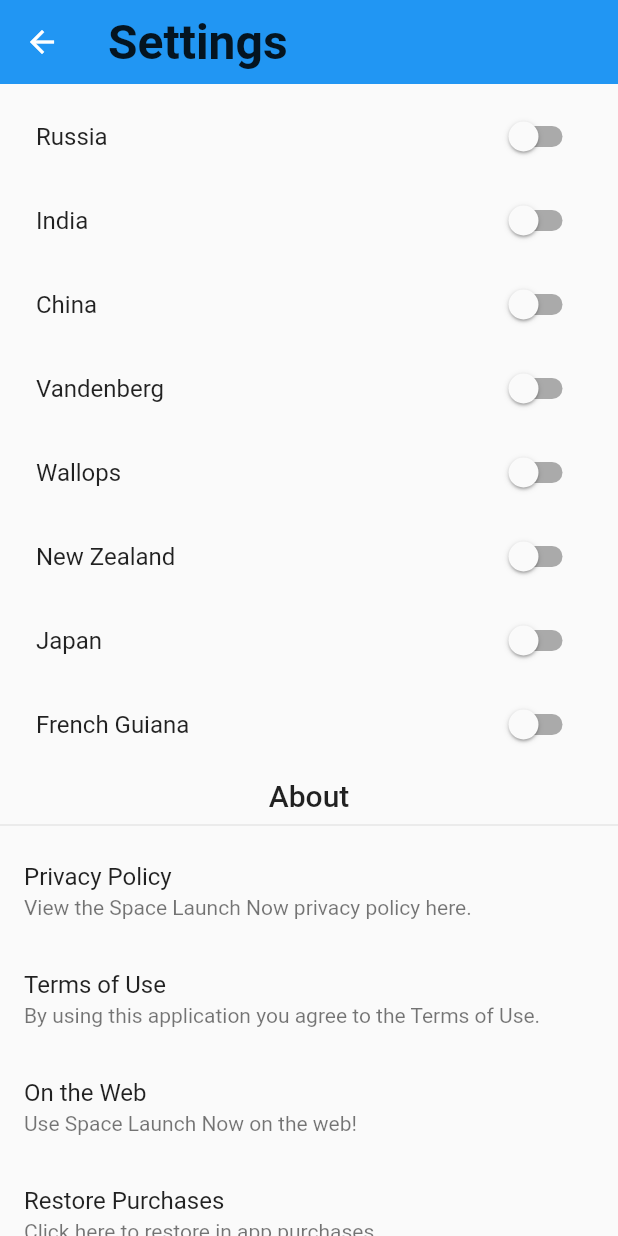
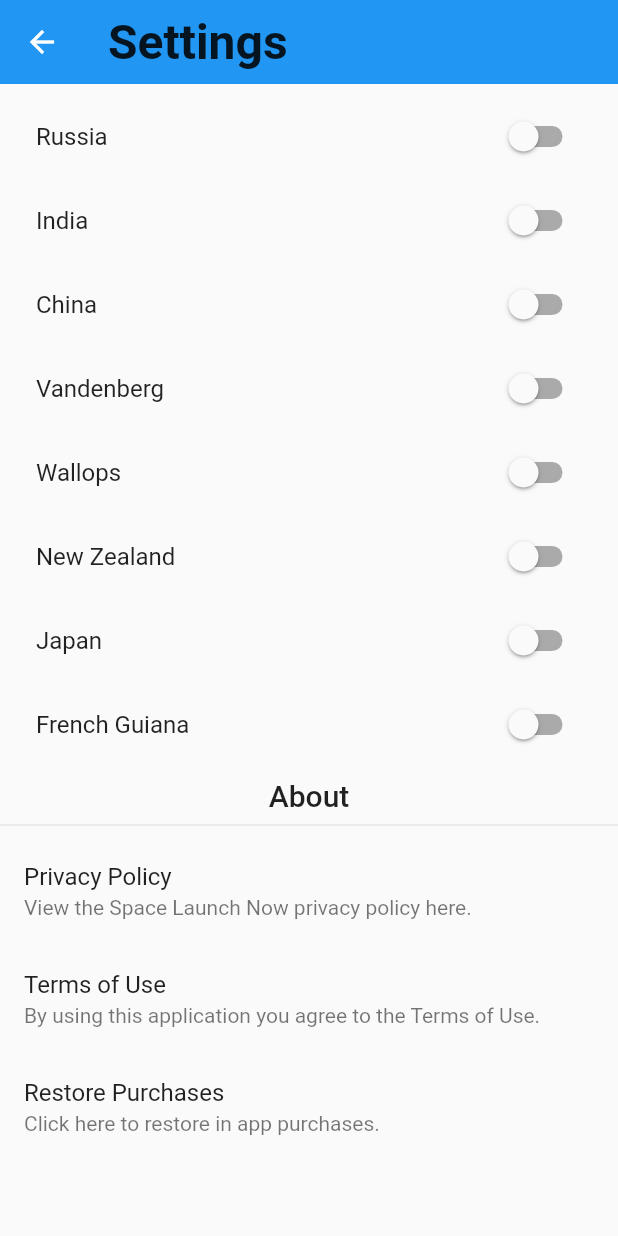
Before and after one commit to ItsCalebJones/SpaceLaunchNow-Flutter, a Flutter app: the SettingsPage screen opened directly with empty values, scrolled down 1340 dp, on a phone screen of 412 x 824 dp. Run offline on Flutter 3.47's test engine with Material 2 defaults, Android fonts, the phone set to English and light mode, and no system bars; our stand-ins replace cached_network_image, firebase_messaging, flutter_vector_icons, font_awesome_flutter, package_info, share and 3 more; missing offline and left inert: dart_twitter_api, firebase_admob, flutter_inapp_purchase, rate_my_app, tweet_ui; accounts and stored records are empty.

Commit message:
Remove 'On The Web'

```diff
--- a/lib/views/settings/settings_page.dart
+++ b/lib/views/settings/settings_page.dart
@@ -673,15 +673,6 @@ class NotificationFilterPageState extends State<SettingsPage> {
         ),
         new MergeSemantics(
           child: new ListTile(
-            title: new Text('On the Web'),
-            subtitle: new Text('Use Space Launch Now on the web!'),
-            onTap: () {
-              _launchURL("https://spacelaunchnow.me/");
-            },
-          ),
-        ),
-        new MergeSemantics(
-          child: new ListTile(
             title: new Text('Restore Purchases'),
             subtitle: new Text('Click here to restore in app purchases.'),
             onTap: () async {
--- a/pubspec.yaml
+++ b/pubspec.yaml
@@ -1,6 +1,6 @@
 name: spacelaunchnow_flutter
 description: A new Space Launch Now flutter application.
-version: 2.3.5+2
+version: 2.3.5+3
 
 dependencies:
   flutter:
```
